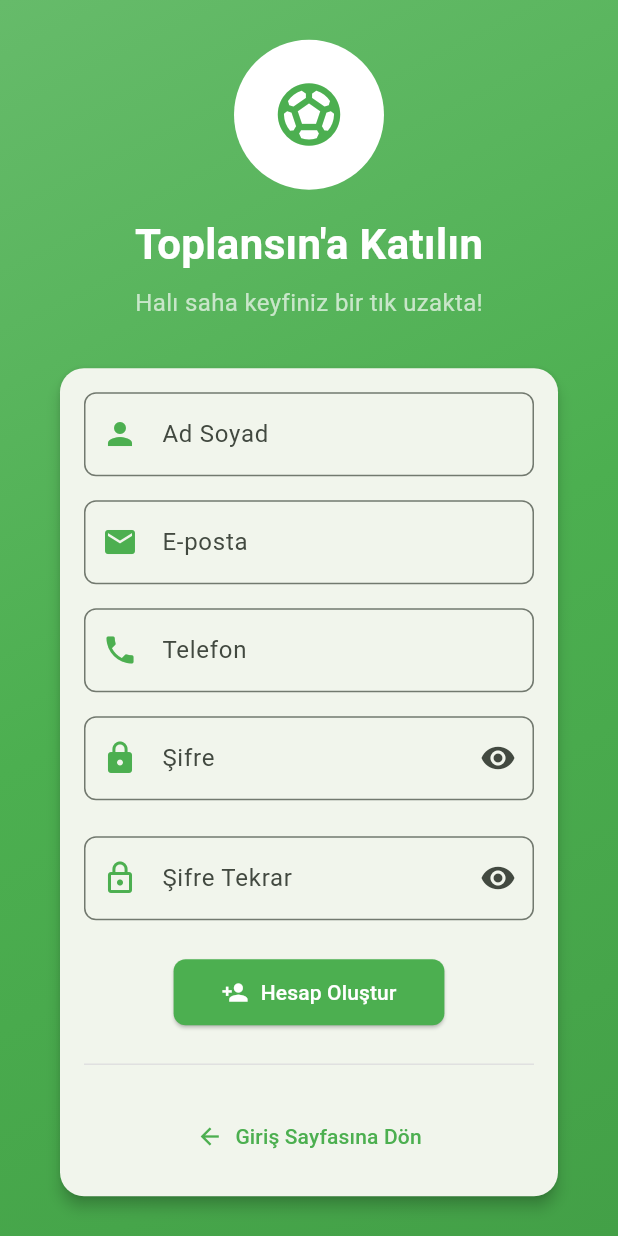
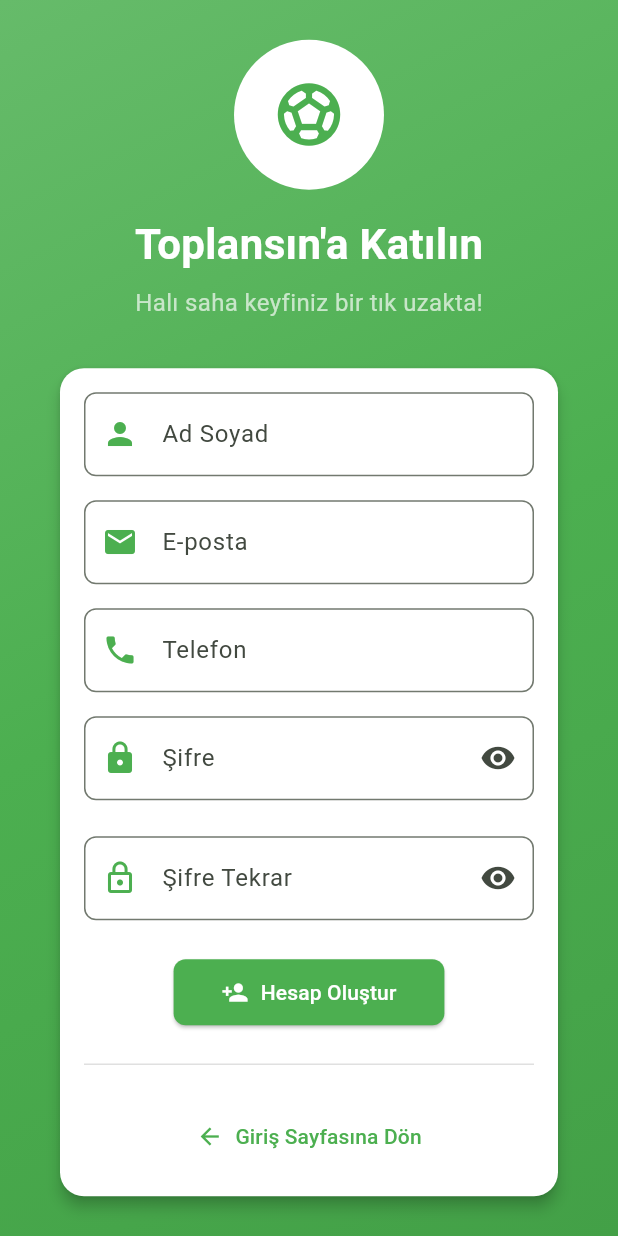
Before and after one commit to cembarisozden/toplansin_version1, a Flutter app: the screen it shows after launch, after a tap on "Kayıt Ol", on a phone screen of 412 x 824 dp. Run offline on Flutter 3.47's test engine with Material 3 defaults, Android fonts, the phone set to English and light mode, and no system bars; our stand-ins replace badges, cloud_firestore, cloud_functions, firebase_auth, firebase_core, firebase_crashlytics and 5 more; accounts and stored records are empty; network calls fail.

Commit message:
ÖNEMLİ UPDATELER

```diff
--- a/lib/ui/owner_views/owner_halisaha_page.dart
+++ b/lib/ui/owner_views/owner_halisaha_page.dart
@@ -357,6 +357,7 @@
     return DefaultTabController(
       length: 4,
       child: Scaffold(
+        backgroundColor: Colors.white,
         appBar: AppBar(
           centerTitle: true,
           title: Text(
--- a/lib/ui/owner_views/owner_profile_settings.dart
+++ b/lib/ui/owner_views/owner_profile_settings.dart
@@ -74,7 +74,9 @@
     return Scaffold(
       appBar: AppBar(
         title: Text("Hesap Ayarları"),
+        backgroundColor: Colors.white,
       ),
+      backgroundColor: Colors.white,
       body: Padding(
         padding: EdgeInsets.all(16.0),
         child: isLoading
--- a/lib/ui/user_views/hali_saha_page.dart
+++ b/lib/ui/user_views/hali_saha_page.dart
@@ -430,6 +430,7 @@
             );
           },
           child: Card(
+            color: Colors.white,
             shape: RoundedRectangleBorder(
               borderRadius: BorderRadius.circular(15),
             ),
--- a/lib/ui/user_views/reservation_page.dart
+++ b/lib/ui/user_views/reservation_page.dart
@@ -868,6 +868,7 @@
       barrierDismissible: false,
       builder: (BuildContext context) {
         return Dialog(
+          backgroundColor: Colors.white,
           shape: RoundedRectangleBorder(
             borderRadius: BorderRadius.circular(16),
           ),
--- a/lib/ui/user_views/user_reservations_page.dart
+++ b/lib/ui/user_views/user_reservations_page.dart
@@ -309,6 +309,7 @@
     final time = parts.length > 1 ? parts[1] : '';
 
     return Card(
+
       elevation: 4,
       shape: RoundedRectangleBorder(borderRadius: BorderRadius.circular(15)),
       clipBehavior: Clip.antiAlias,
--- a/lib/ui/views/login_page.dart
+++ b/lib/ui/views/login_page.dart
@@ -169,6 +169,7 @@
                 ),
                 SizedBox(height: 32),
                 Card(
+                  color: Colors.white,
                   margin: EdgeInsets.symmetric(horizontal: 24),
                   shape: RoundedRectangleBorder(
                       borderRadius: BorderRadius.circular(16)),
@@ -394,6 +395,7 @@
       barrierDismissible: false,
       builder: (ctx) {
         return AlertDialog(
+          backgroundColor: Colors.white,
           shape: RoundedRectangleBorder(
             borderRadius: BorderRadius.circular(16),
           ),
--- a/lib/ui/views/sign_up_page.dart
+++ b/lib/ui/views/sign_up_page.dart
@@ -216,6 +216,7 @@
 
                 // Kayıt formu
                 Card(
+                  color: Colors.white,
                   margin: EdgeInsets.symmetric(horizontal: 24),
                   shape: RoundedRectangleBorder(
                     borderRadius: BorderRadius.circular(16),
--- a/lib/ui/views/welcome_screen.dart
+++ b/lib/ui/views/welcome_screen.dart
@@ -158,6 +158,7 @@
                         return Transform.scale(
                           scale: i == currentFeatureIndex ? 1 : 0.9,
                           child: Card(
+                            color: Colors.white,
                             elevation: 6,
                             shape: RoundedRectangleBorder(borderRadius: BorderRadius.circular(20)),
                             child: Container(
```
Also changed, not shown: 4 other files.
